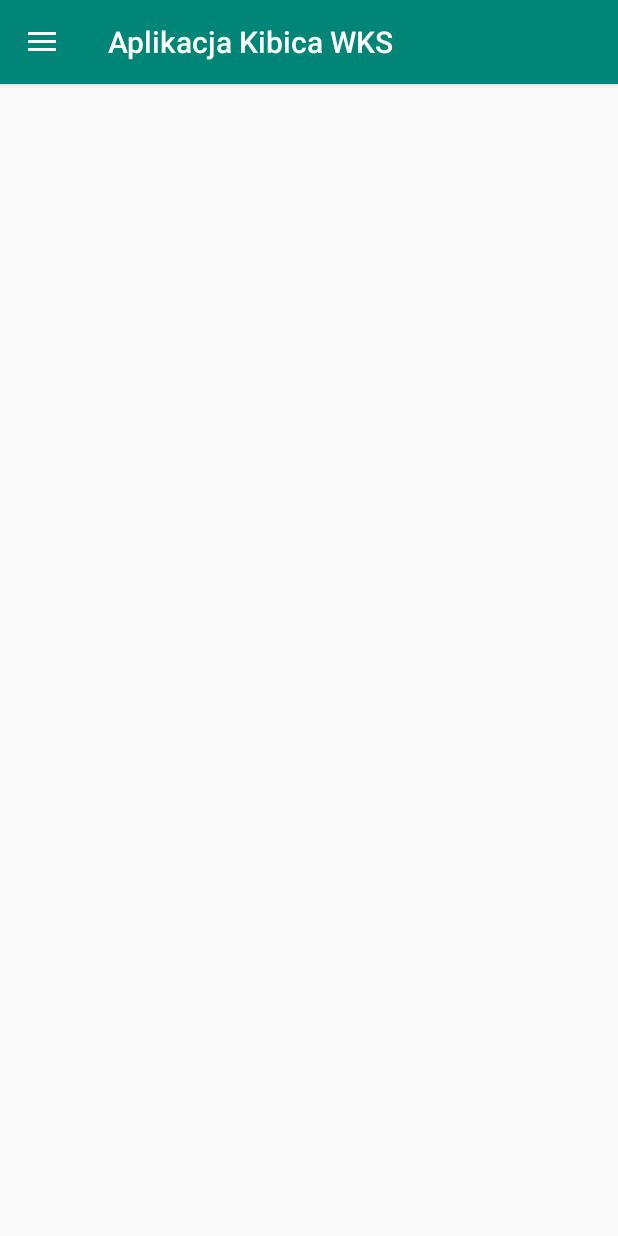
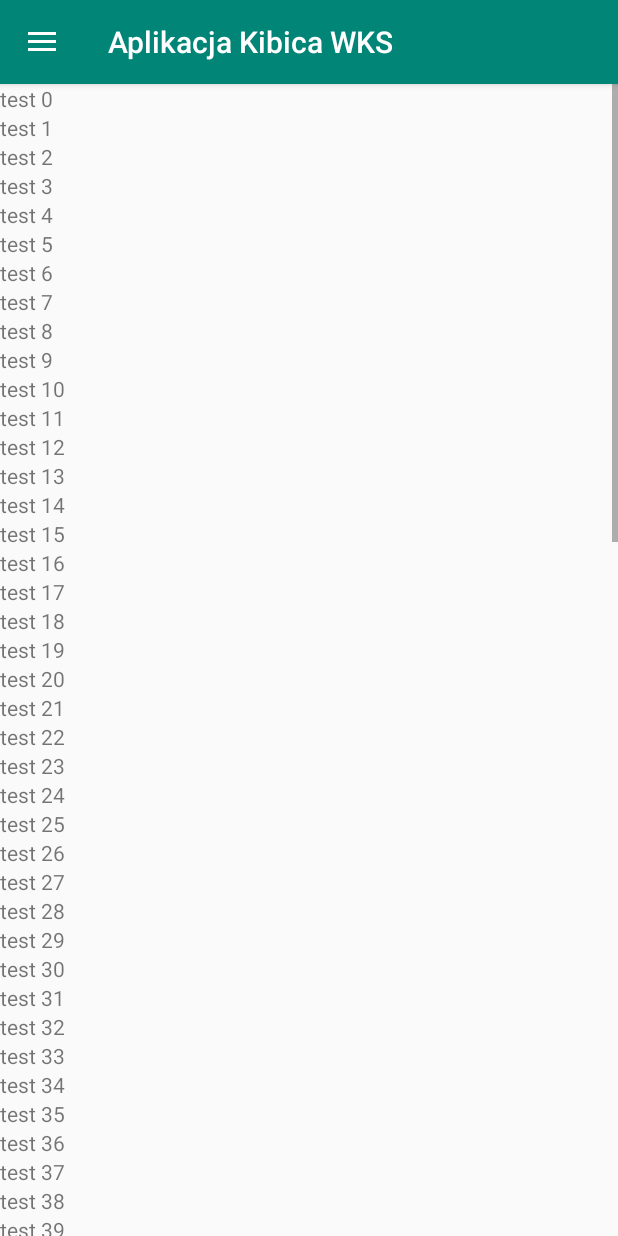
Before and after one commit to Gobral/aplikacja_SW, an Android app: the screen it shows after launch (MainActivity), after a tap on "Newsy", on a phone screen of 412 x 824 dp. Run offline under Robolectric (Android 15) with nearby library versions, the phone set to English and light mode, and no system bars; 1 other tap on this screen came first.

Commit message:
RecycleView dziala, todo: room i jsoup

```diff
--- a/app/build.gradle
+++ b/app/build.gradle
@@ -35,4 +35,5 @@ dependencies {
     androidTestImplementation 'androidx.test.ext:junit:1.1.1'
     androidTestImplementation 'androidx.test.espresso:espresso-core:3.2.0'
     implementation 'com.android.support:support-v4:28.0.0'
+    implementation "androidx.recyclerview:recyclerview:1.1.0"
 }
--- a/app/src/main/java/com/example/myapplication/MainActivity.java
+++ b/app/src/main/java/com/example/myapplication/MainActivity.java
@@ -47,6 +47,10 @@ public class MainActivity extends AppCompatActivity implements NavigationView.On
             case R.id.nav_maps:
                 openMaps();
                 break;
+            case R.id.nav_news:
+                getSupportFragmentManager().beginTransaction().replace(R.id.fragment_container, new NewsFragment()).commit();
+                break;
+
         }
 
         drawer.closeDrawer(GravityCompat.START);
--- /dev/null
+++ b/app/src/main/java/com/example/myapplication/MyAdapter.java
@@ -0,0 +1,54 @@
+package com.example.myapplication;
+
+import android.view.LayoutInflater;
+import android.view.ViewGroup;
+import android.widget.TextView;
+
+import androidx.recyclerview.widget.RecyclerView;
+
+public class MyAdapter extends RecyclerView.Adapter<MyAdapter.MyViewHolder> {
+    private String[] mDataset;
+
+    // Provide a reference to the views for each data item
+    // Complex data items may need more than one view per item, and
+    // you provide access to all the views for a data item in a view holder
+    public static class MyViewHolder extends RecyclerView.ViewHolder {
+        // each data item is just a string in this case
+        public TextView textView;
+        public MyViewHolder(TextView v) {
+            super(v);
+            textView = v;
+        }
+    }
+
+    // Provide a suitable constructor (depends on the kind of dataset)
+    public MyAdapter(String[] myDataset) {
+        mDataset = myDataset;
+    }
+
+    // Create new views (invoked by the layout manager)
+    @Override
+    public MyAdapter.MyViewHolder onCreateViewHolder(ViewGroup parent,
+                                                     int viewType) {
+        // create a new view
+        TextView v = (TextView) LayoutInflater.from(parent.getContext())
+                .inflate(R.layout.news_sr_view, parent, false);
+        MyViewHolder vh = new MyViewHolder(v);
+        return vh;
+    }
+
+    // Replace the contents of a view (invoked by the layout manager)
+    @Override
+    public void onBindViewHolder(MyViewHolder holder, int position) {
+        // - get element from your dataset at this position
+        // - replace the contents of the view with that element
+        holder.textView.setText(mDataset[position]);
+
+    }
+
+    // Return the size of your dataset (invoked by the layout manager)
+    @Override
+    public int getItemCount() {
+        return mDataset.length;
+    }
+}
--- /dev/null
+++ b/app/src/main/java/com/example/myapplication/NewsFragment.java
@@ -0,0 +1,52 @@
+package com.example.myapplication;
+
+
+import android.os.Bundle;
+
+import androidx.annotation.NonNull;
+import androidx.annotation.Nullable;
+import androidx.fragment.app.Fragment;
+import androidx.fragment.app.FragmentActivity;
+import androidx.recyclerview.widget.LinearLayoutManager;
+import androidx.recyclerview.widget.RecyclerView;
+
+import android.view.LayoutInflater;
+import android.view.View;
+import android.view.ViewGroup;
+
+
+/**
+ * A simple {@link Fragment} subclass.
+ */
+public class NewsFragment extends Fragment {
+
+
+    private RecyclerView recyclerView;
+    private RecyclerView.Adapter mAdapter;
+    private RecyclerView.LayoutManager layoutManager;
+    @Nullable
+    @Override
+    public View onCreateView(@NonNull LayoutInflater inflater, @Nullable ViewGroup container, @Nullable Bundle savedInstanceState) {
+        // Inflate the layout for this fragment
+        View rootView = inflater.inflate(R.layout.fragment_news, container, false);
+        RecyclerView recyclerView = (RecyclerView) rootView.findViewById(R.id.news_recycler_view);
+        recyclerView.setHasFixedSize(true);
+
+
+        final FragmentActivity c = getActivity();
+        layoutManager = new LinearLayoutManager(c);
+        recyclerView.setLayoutManager(layoutManager);
+
+
+        // specify an adapter (see also next example)
+        String myDataset[] = new String[100];
+        for (int i = 0; i < 100; i++){
+            myDataset[i] = "test " + i;
+        }
+        mAdapter = new MyAdapter(myDataset);
+        recyclerView.setAdapter(mAdapter);
+
+        return rootView;
+    }
+
+}
--- /dev/null
+++ b/app/src/main/res/layout/fragment_news.xml
@@ -0,0 +1,15 @@
+<?xml version="1.0" encoding="utf-8"?>
+<FrameLayout xmlns:android="http://schemas.android.com/apk/res/android"
+    xmlns:tools="http://schemas.android.com/tools"
+    android:layout_width="match_parent"
+    android:layout_height="match_parent"
+    tools:context=".NewsFragment">
+
+    <!-- TODO: Update blank fragment layout -->
+    <androidx.recyclerview.widget.RecyclerView
+        android:id="@+id/news_recycler_view"
+        android:scrollbars="vertical"
+        android:layout_width="match_parent"
+        android:layout_height="match_parent"/>
+
+</FrameLayout>
--- /dev/null
+++ b/app/src/main/res/layout/news_sr_view.xml
@@ -0,0 +1,6 @@
+<?xml version="1.0" encoding="utf-8"?>
+
+    <TextView xmlns:android="http://schemas.android.com/apk/res/android"
+        android:layout_width="match_parent"
+        android:layout_height="wrap_content"
+        android:text="test"/>
```
